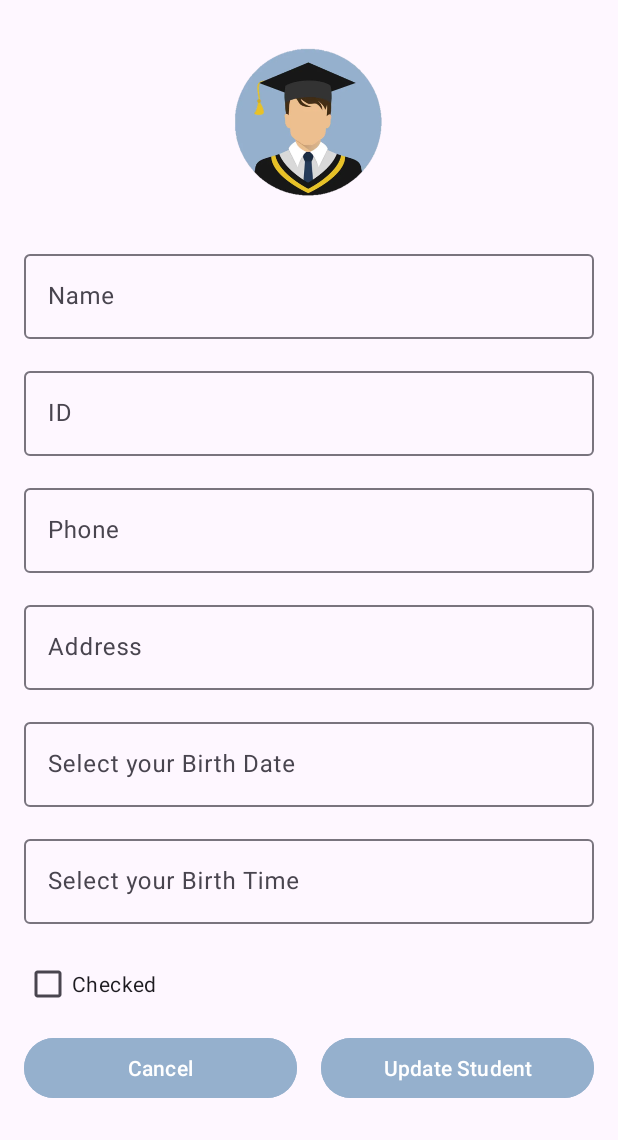
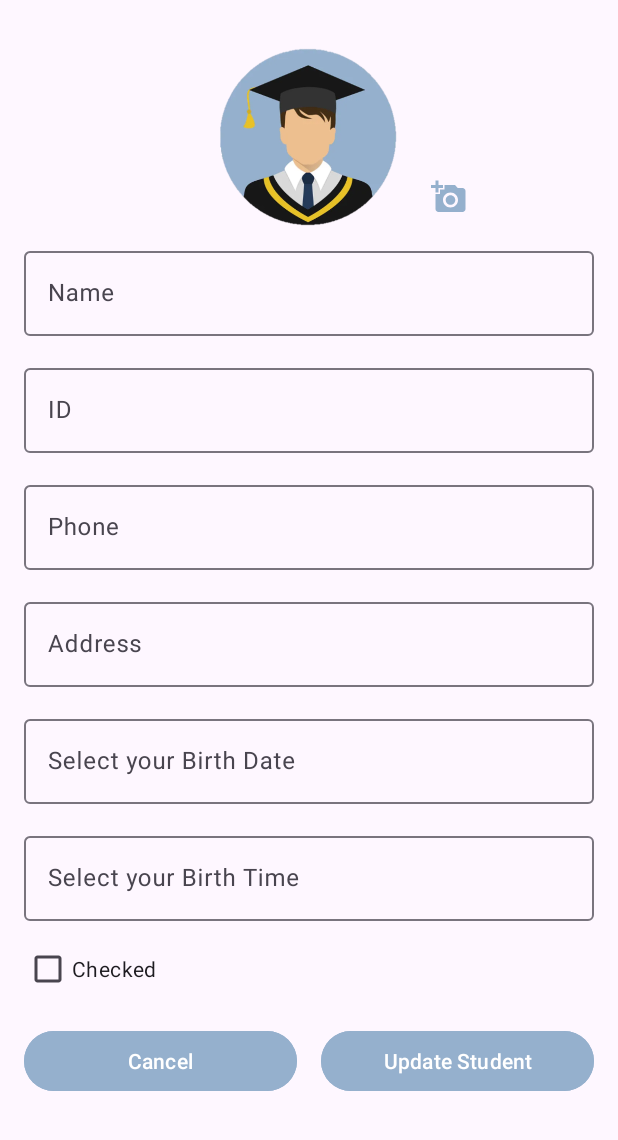
Before and after one commit to ofekamirav/StudentsApp, an Android app: the fragment EditStudentFragment placed in its activity, on a phone screen of 412 x 824 dp, the part 96-1236 px from its top. Run offline under Robolectric (Android 15) with nearby library versions, the light colour scheme and no system bars; our stand-ins replace Firebase (no records; nobody signed in at launch, a user with empty details on screens opened directly), navigation-ui.

Commit message:
assignment 4 is done

```diff
--- a/app/src/main/AndroidManifest.xml
+++ b/app/src/main/AndroidManifest.xml
@@ -1,6 +1,8 @@
 <?xml version="1.0" encoding="utf-8"?>
 <manifest xmlns:android="http://schemas.android.com/apk/res/android"
     xmlns:tools="http://schemas.android.com/tools">
+
+    <uses-permission android:name="android.permission.INTERNET" />
 
     <application
         android:allowBackup="true"
--- /dev/null
+++ b/app/src/main/java/com/example/studentsapp/StudentsListViewModel.kt
@@ -0,0 +1,23 @@
+package com.example.studentsapp
+
+import androidx.lifecycle.ViewModel
+import com.example.studentsapp.model.Student
+
+class StudentsListViewModel: ViewModel() {
+
+    private var _students: List<Student> = ArrayList()
+    var students: List<Student>?
+        get() = _students
+        set(value) {
+            _students = value ?: ArrayList()
+        }
+
+    fun set(students: List<Student>?) {
+        this.students = students
+    }
+
+
+
+
+
+}
--- a/app/src/main/java/com/example/studentsapp/StudentsListfragment.kt
+++ b/app/src/main/java/com/example/studentsapp/StudentsListfragment.kt
@@ -1,5 +1,6 @@
 package com.example.studentsapp
 
+import android.content.Context
 import android.os.Bundle
 import android.util.Log
 import android.view.LayoutInflater
@@ -8,9 +9,11 @@ import android.view.ViewGroup
 import android.widget.AdapterView
 import android.widget.ProgressBar
 import androidx.fragment.app.Fragment
+import androidx.lifecycle.ViewModelProvider
 import androidx.navigation.Navigation
 import androidx.recyclerview.widget.LinearLayoutManager
 import androidx.recyclerview.widget.RecyclerView
+import com.example.studentsapp.adapter.OnStudentCheckboxChangeListener
 import com.example.studentsapp.adapter.OnStudentClickListener
 import com.example.studentsapp.adapter.StudentsAdapter
 import com.example.studentsapp.databinding.FragmentStudentListBinding
@@ -20,11 +23,18 @@ import com.example.studentsapp.model.Student
 
 class StudentsListfragment : Fragment()  {
 
-    var students: List<Student> = ArrayList()
     private var adapter: StudentsAdapter?= null
     private var recyclerView: RecyclerView?= null
 
     private var binding: FragmentStudentListBinding? = null
+    private var viewModel: StudentsListViewModel?= null
+
+
+    //to connect the view model
+    override fun onAttach(context: Context) {
+        super.onAttach(context)
+        viewModel = ViewModelProvider(this)[StudentsListViewModel::class.java]
+    }
 
     override fun onCreateView(
         inflater: LayoutInflater, container: ViewGroup?,
@@ -40,7 +50,7 @@ class StudentsListfragment : Fragment()  {
         val layoutManager = LinearLayoutManager(context)
         recyclerView?.layoutManager = layoutManager
 
-        adapter = StudentsAdapter(students)
+        adapter = StudentsAdapter(viewModel?.students)
 
         adapter?.listener= object : OnStudentClickListener {
 
@@ -50,17 +60,34 @@ class StudentsListfragment : Fragment()  {
                 student?.let {
                     val action = StudentsListfragmentDirections
                         .actionStudentsListfragmentToStudentDetailsFragment(it.id)
-                    binding?.root?.let {
+                    binding?.root?.let { it ->
                         Navigation.findNavController(it).navigate(action)
                     }
                 }
 
             }
         }
+
+        // Handle checkbox state change listener
+        adapter?.setOnStudentCheckboxChangeListener(object : OnStudentCheckboxChangeListener {
+            override fun onCheckboxChanged(student: Student, isChecked: Boolean) {
+                student.isChecked = isChecked
+                Model.shared.updateStudent(student) {
+                    Log.d("TAG", "Student's checkbox updated in DB")
+                    // Update ViewModel's student list
+                    viewModel?.students = viewModel?.students?.map { s ->
+                        if (s.id == student.id) student else s
+                    }
+                    adapter?.set(viewModel?.students)
+                    adapter?.notifyDataSetChanged()
+                }
+            }
+        })
         recyclerView?.adapter = adapter
 
         return binding?.root
     }
+
 
     override fun onResume() {
         super.onResume()
@@ -78,11 +105,10 @@ class StudentsListfragment : Fragment()  {
         binding?.progressBar?.visibility = View.VISIBLE
 
         Model.shared.getAllStudents {
-            this.students = it
-            adapter?.set(students)
-            adapter?.notifyDataSetChanged() //notify the adapter to update the data
-
-            binding?.progressBar?.visibility = View.GONE //end the progress bar
+            viewModel?.set(students = it)
+            adapter?.set(it)
+            adapter?.notifyDataSetChanged()
+            binding?.progressBar?.visibility = View.GONE
         }
     }
 
--- /dev/null
+++ b/app/src/main/java/com/example/studentsapp/adapter/OnStudentCheckboxChangeListener.kt
@@ -0,0 +1,7 @@
+package com.example.studentsapp.adapter
+
+import com.example.studentsapp.model.Student
+
+interface OnStudentCheckboxChangeListener {
+    fun onCheckboxChanged(student: Student, isChecked: Boolean)
+}
--- a/app/src/main/java/com/example/studentsapp/adapter/StudentsAdapter.kt
+++ b/app/src/main/java/com/example/studentsapp/adapter/StudentsAdapter.kt
@@ -16,8 +16,14 @@ class StudentsAdapter(
     var listener: OnStudentClickListener? = null
 ) :  RecyclerView.Adapter<StudentViewHolder>(){
 
+    private var checkboxListener: OnStudentCheckboxChangeListener? = null
+
     fun set(students: List<Student>?){
         this.students = students
+    }
+
+    fun setOnStudentCheckboxChangeListener(listener: OnStudentCheckboxChangeListener) {
+        this.checkboxListener = listener
     }
 
     //אתחול של שורה ברשימה שלנו
@@ -25,7 +31,7 @@ class StudentsAdapter(
             val inflater = LayoutInflater.from(parent.context)
             val binding = StudentListRowBinding.inflate(inflater, parent, false)
 
-            return StudentViewHolder(binding, listener)
+            return StudentViewHolder(binding, listener, checkboxListener)
         }
         //כמה פריטים יופיעו ברשימה
         override fun getItemCount(): Int {
--- a/app/src/main/java/com/example/studentsapp/base/MyApplication.kt
+++ b/app/src/main/java/com/example/studentsapp/base/MyApplication.kt
@@ -2,7 +2,6 @@ package com.example.studentsapp.base
 
 import android.app.Application
 import android.content.Context
-import com.squareup.picasso.Picasso
 
 
 //סט מכל מקום באפליקציה ככה ניתן לגשת לקונטק
@@ -16,6 +15,5 @@ class MyApplication: Application() {
         Globals.context = applicationContext
 
 
-        Picasso.setSingletonInstance(Picasso.Builder(this).build())
     }
 }
--- a/app/src/main/java/com/example/studentsapp/model/CloudinaryModel.kt
+++ b/app/src/main/java/com/example/studentsapp/model/CloudinaryModel.kt
@@ -7,6 +7,7 @@ import com.cloudinary.android.callback.UploadCallback
 import com.cloudinary.android.policy.GlobalUploadPolicy
 import com.example.studentsapp.BuildConfig
 import com.example.studentsapp.base.MyApplication
+import com.example.studentsapp.base.StringCallback
 import com.example.studentsapp.utils.extensions.toFile
 import java.io.File
 
@@ -29,8 +30,8 @@ class CloudinaryModel {
     fun uploadImage(
         bitmap: Bitmap,
         name: String,
-        onSuccess: (String?) -> Unit,
-        onError: (String?) -> Unit
+        onSuccess: StringCallback,
+        onError: StringCallback
     ) {
         val context = MyApplication.Globals.context ?: return
         val file: File = bitmap.toFile(context, name)
--- a/app/src/main/res/drawable/add_photo.xml
+++ b/app/src/main/res/drawable/add_photo.xml
@@ -1,4 +1,4 @@
-<vector xmlns:android="http://schemas.android.com/apk/res/android" android:height="24dp" android:tint="#000000" android:viewportHeight="24" android:viewportWidth="24" android:width="24dp">
+<vector xmlns:android="http://schemas.android.com/apk/res/android" android:height="24dp" android:tint="#95B0CD" android:viewportHeight="24" android:viewportWidth="24" android:width="24dp">
 
     <path android:fillColor="@android:color/white" android:pathData="M3,4V1h2v3h3v2H5v3H3V6H0V4H3zM6,10V7h3V4h7l1.83,2H21c1.1,0 2,0.9 2,2v12c0,1.1 -0.9,2 -2,2H5c-1.1,0 -2,-0.9 -2,-2V10H6zM13,19c2.76,0 5,-2.24 5,-5s-2.24,-5 -5,-5s-5,2.24 -5,5S10.24,19 13,19zM9.8,14c0,1.77 1.43,3.2 3.2,3.2s3.2,-1.43 3.2,-3.2s-1.43,-3.2 -3.2,-3.2S9.8,12.23 9.8,14z"/>
 
--- a/app/src/main/res/layout/edit_student.xml
+++ b/app/src/main/res/layout/edit_student.xml
@@ -10,19 +10,33 @@
 
     <ImageView
         android:id="@+id/StudentPic"
-        android:layout_width="100dp"
-        android:layout_height="100dp"
-        android:layout_marginTop="32dp"  app:layout_constraintEnd_toEndOf="parent"
+        android:layout_width="120dp"
+        android:layout_height="120dp"
+        android:layout_marginTop="32dp"
+        app:layout_constraintEnd_toEndOf="parent"
         app:layout_constraintStart_toStartOf="parent"
         app:layout_constraintTop_toTopOf="parent"
         android:src="@drawable/student_icon" />
+
+    <ImageButton
+        android:id="@+id/addPhotoButton"
+        android:layout_width="30dp"
+        android:layout_height="30dp"
+        android:layout_marginTop="100dp"
+        android:layout_marginEnd="80dp"
+        android:background="@null"
+        app:layout_constraintBottom_toTopOf="@+id/nameLayout"
+        app:layout_constraintEnd_toEndOf="parent"
+        app:layout_constraintStart_toEndOf="@+id/StudentPic"
+        app:layout_constraintTop_toTopOf="parent"
+        app:srcCompat="@drawable/add_photo" />
 
     <com.google.android.material.textfield.TextInputLayout
         android:id="@+id/nameLayout"
         android:layout_width="0dp"
         android:layout_height="wrap_content"
         android:layout_marginStart="16dp"
-        android:layout_marginTop="32dp"
+        android:layout_marginTop="10dp"
         android:layout_marginEnd="16dp"
         android:hint="Name"
         app:layout_constraintEnd_toEndOf="parent"
@@ -142,7 +156,7 @@
         android:layout_width="wrap_content"
         android:layout_height="wrap_content"
         android:layout_marginStart="16dp"
-        android:layout_marginTop="16dp"
+        android:layout_marginTop="8dp"
         android:text="Checked"
         app:layout_constraintStart_toStartOf="parent"
         app:layout_constraintTop_toBottomOf="@id/BirthTimeLayout" />
--- a/app/src/main/res/layout/student_list_row.xml
+++ b/app/src/main/res/layout/student_list_row.xml
@@ -27,7 +27,7 @@
                 android:id="@+id/StudentPic"
                 android:layout_width="50dp"
                 android:layout_height="50dp"
-                android:scaleType="fitCenter"
+                android:scaleType="centerCrop"
                 app:layout_constraintBottom_toBottomOf="parent"
                 app:layout_constraintStart_toStartOf="parent"
                 app:layout_constraintTop_toTopOf="parent" />
--- a/gradle/libs.versions.toml
+++ b/gradle/libs.versions.toml
@@ -2,7 +2,9 @@
 [versions]
 agp = "8.7.3"
 cloudinaryAndroid = "3.0.2"
+compiler = "4.13.0"
 firebaseBom = "33.8.0"
+glide = "4.16.0"
 kotlin = "2.1.0"
 coreKtx = "1.15.0"
 junit = "4.13.2"
@@ -10,6 +12,7 @@ junitVersion = "1.2.1"
 espressoCore = "3.6.1"
 appcompat = "1.7.0"
 kotlinxCoroutinesAndroid = "1.7.3"
+kotlinxCoroutinesCore = "1.7.3"
 lifecycleRuntimeKtx = "2.8.7"
 material = "1.12.0"
 activity = "1.10.0"
@@ -30,15 +33,18 @@ androidx-navigation-safe-args-gradle-plugin = { module = "androidx.navigation:na
 androidx-room-compiler = { module = "androidx.room:room-compiler", version.ref = "roomRuntimeVersion" }
 androidx-room-ktx = { module = "androidx.room:room-ktx", version.ref = "roomRuntimeVersion" }
 cloudinary-android = { module = "com.cloudinary:cloudinary-android", version.ref = "cloudinaryAndroid" }
+compiler = { module = "com.github.bumptech.glide:compiler", version.ref = "compiler" }
 firebase-bom = { module = "com.google.firebase:firebase-bom", version.ref = "firebaseBom" }
 firebase-firestore = { module = "com.google.firebase:firebase-firestore" }
 firebase-auth-ktx = { module= "com.google.firebase:firebase-auth-ktx", version.ref = "firebaseAuth"}
 firebase-storage = { module = "com.google.firebase:firebase-storage" }
+glide = { module = "com.github.bumptech.glide:glide", version.ref = "glide" }
 junit = { group = "junit", name = "junit", version.ref = "junit" }
 androidx-junit = { group = "androidx.test.ext", name = "junit", version.ref = "junitVersion" }
 androidx-espresso-core = { group = "androidx.test.espresso", name = "espresso-core", version.ref = "espressoCore" }
 androidx-appcompat = { group = "androidx.appcompat", name = "appcompat", version.ref = "appcompat" }
 kotlinx-coroutines-android = { module = "org.jetbrains.kotlinx:kotlinx-coroutines-android", version.ref = "kotlinxCoroutinesAndroid" }
+kotlinx-coroutines-core = { module = "org.jetbrains.kotlinx:kotlinx-coroutines-core", version.ref = "kotlinxCoroutinesCore" }
 material = { group = "com.google.android.material", name = "material", version.ref = "material" }
 androidx-activity = { group = "androidx.activity", name = "activity", version.ref = "activity" }
 androidx-constraintlayout = { group = "androidx.constraintlayout", name = "constraintlayout", version.ref = "constraintlayout" }
```
Also changed, not shown: app/build.gradle.kts (+8 -1 lines), app/src/main/java/com/example/studentsapp/EditStudentFragment.kt (+71 -19 lines), app/src/main/java/com/example/studentsapp/StudentDetailsFragment.kt (+11 -8 lines), app/src/main/java/com/example/studentsapp/adapter/StudentViewHolder.kt (+19 -36 lines), app/src/main/java/com/example/studentsapp/model/Model.kt (+24 -1 lines), app/src/main/res/layout/new_student.xml (+5 -4 lines).
